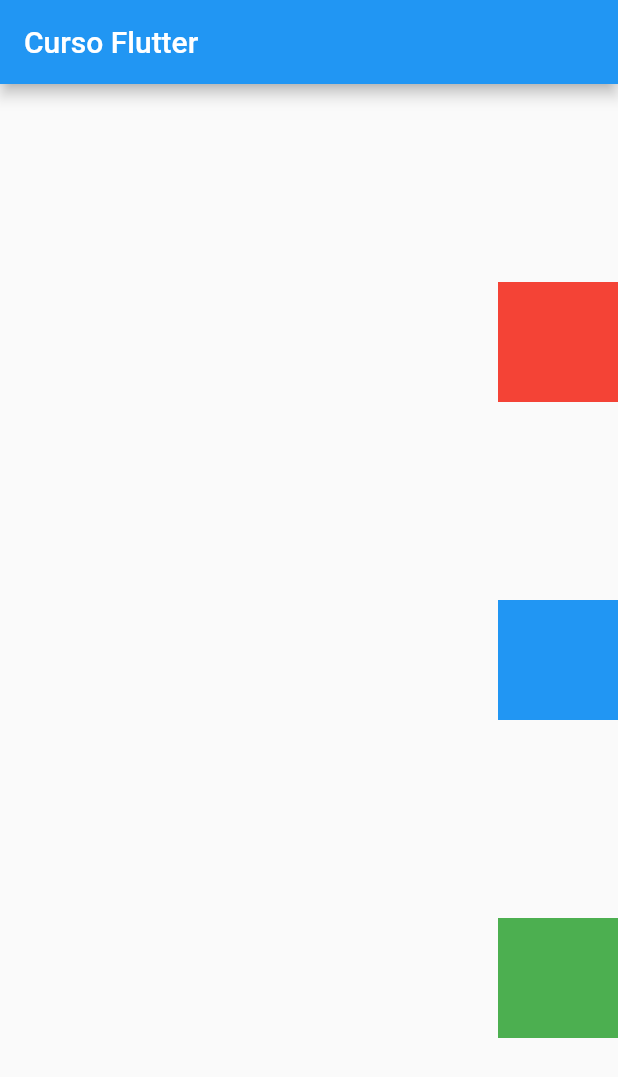
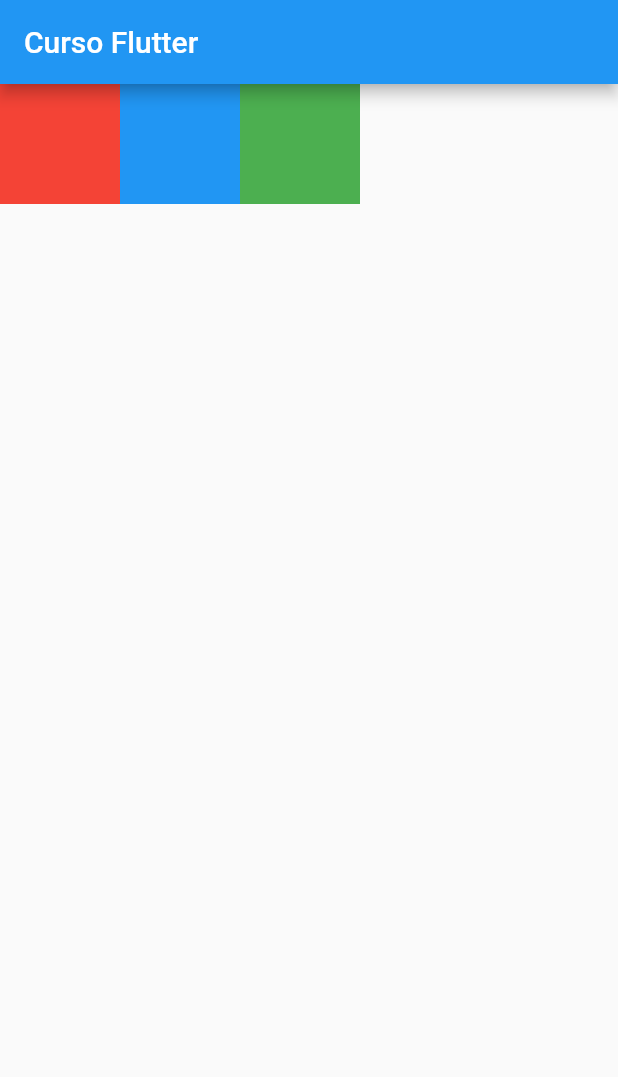
Before and after one commit to paulocf92/flutter-course-2022, a Flutter app: the screen it shows after launch, on a phone screen of 412 x 824 dp. Shown: the top 1077 px of the screen. Run offline on Flutter 3.47's test engine with Material 2 defaults, Android fonts, the phone set to English and light mode, and no system bars.

Commit message:
study: introducing Row widget

```diff
--- a/lib/main.dart
+++ b/lib/main.dart
@@ -21,9 +21,9 @@ class _MyHomePageState extends State<MyHomePage> {
         ),
         body: SizedBox(
             width: double.infinity,
-            child: Column(
-              mainAxisAlignment: MainAxisAlignment.spaceEvenly,
-              crossAxisAlignment: CrossAxisAlignment.end,
+            child: Row(
+              // mainAxisAlignment: MainAxisAlignment.spaceEvenly,
+              // crossAxisAlignment: CrossAxisAlignment.end,
               children: [
                 Container(
                   width: 80,
```
